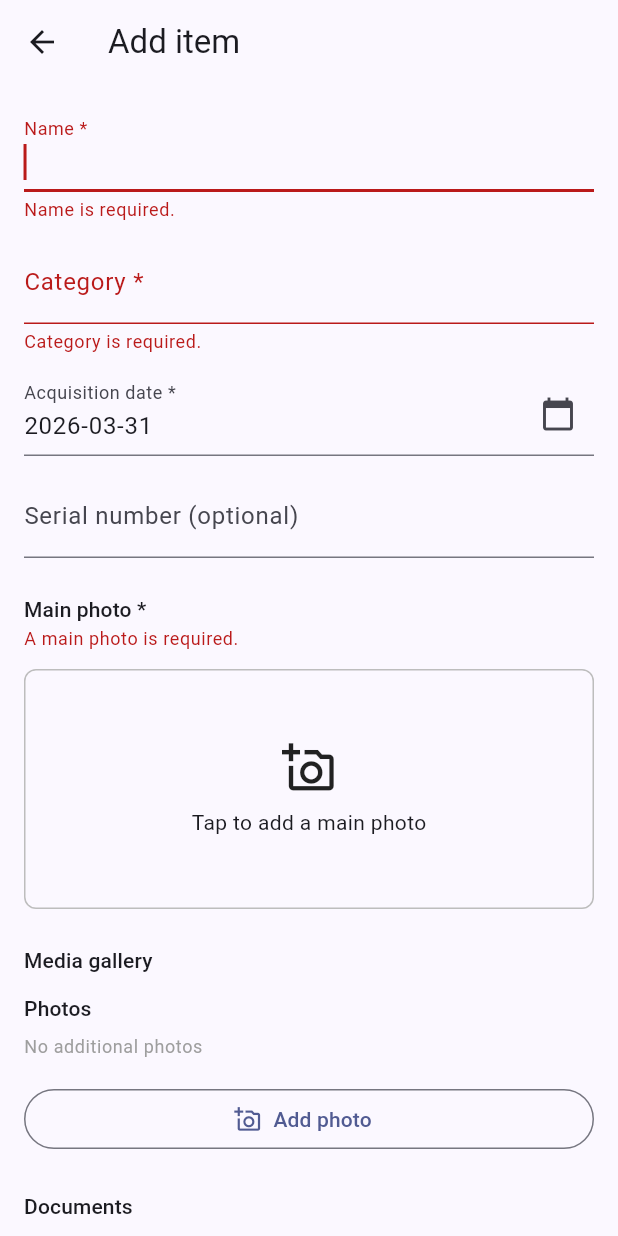
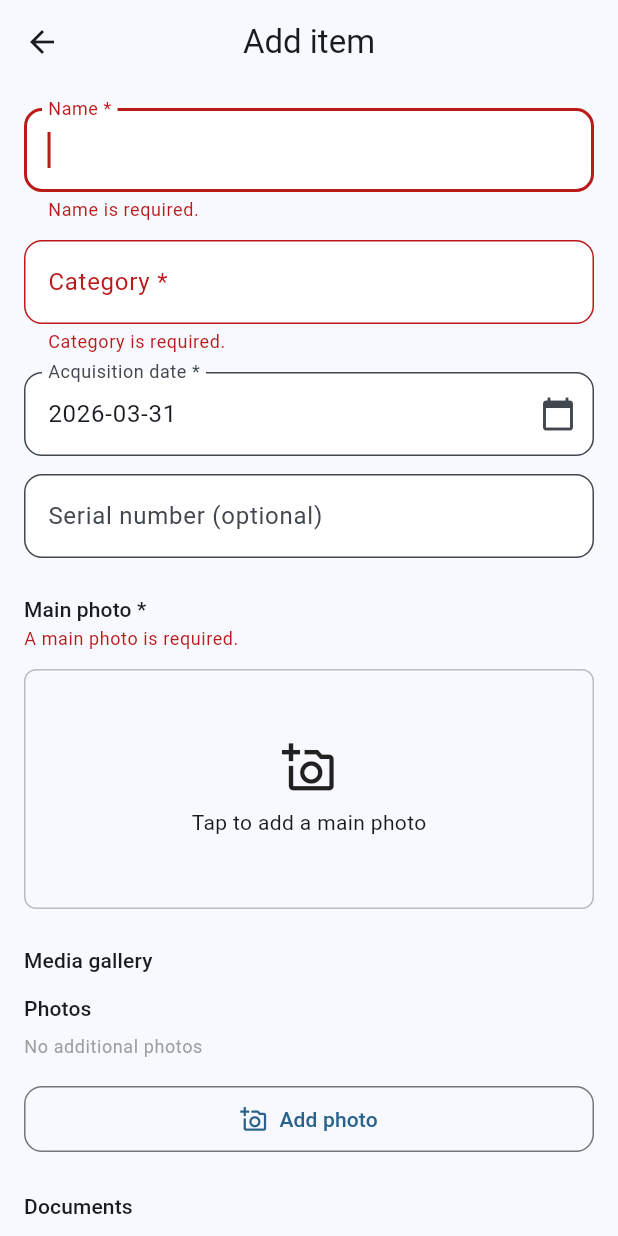
Before and after one commit to spashx/flutins, a Flutter app: the screen it shows after launch, after a tap on the "add" icon, on a phone screen of 412 x 824 dp. Run offline on Flutter 3.47's test engine with Material 3 defaults, Android fonts, the phone set to English and light mode, and no system bars; our stand-ins replace drift, file_picker, flutter_riverpod, flutter_secure_storage, go_router, image_picker and 3 more; accounts and stored records are empty; generated files the repository leaves out were written again.

Commit message:
feat: RQ-NFR-002: Implement professional-grade Material 3 UI with light/dark mode support

```diff
--- a/lib/main.dart
+++ b/lib/main.dart
@@ -1,4 +1,4 @@
-// RQ-NFR-001 / D-07 / D-08 / D-09 / D-11 / D-15
+// RQ-NFR-001 / RQ-NFR-002 / D-07 / D-08 / D-09 / D-11 / D-15 / D-58 / D-59 / D-60 / D-61
 // Application entry point.
 //
 // Initialisation order (D-15):
@@ -39,7 +39,7 @@ Future<void> main() async {
   );
 }
 
-/// Root application widget -- RQ-NFR-001 / D-08.
+/// Root application widget -- RQ-NFR-001 / RQ-NFR-002 / D-08 / D-58 / D-61.
 class FlutinsApp extends StatelessWidget {
   const FlutinsApp({super.key});
 
@@ -48,12 +48,134 @@ class FlutinsApp extends StatelessWidget {
     return MaterialApp.router(
       title: AppConstants.appName,
       debugShowCheckedModeBanner: false,
-      theme: ThemeData(
-        colorScheme: ColorScheme.fromSeed(seedColor: Colors.indigo),
-        useMaterial3: true,
-      ),
+      // D-58: Professional blue-grey seed color for light mode (RQ-NFR-002).
+      theme: _buildLightTheme(),
+      // D-61: Dark mode with adapted seed color; follows OS preference.
+      darkTheme: _buildDarkTheme(),
       // D-08: go_router provides the routing delegate and information parser.
       routerConfig: appRouter,
     );
   }
 }
+
+// ---------------------------------------------------------------------------
+// Theme definitions -- D-58 / D-59 / D-60 / D-61 / RQ-NFR-002
+// ---------------------------------------------------------------------------
+
+/// Deep professional blue -- evokes trust and stability (D-58).
+const _lightSeedColor = Color(0xFF1A5276);
+
+/// Lighter blue for dark surfaces -- ensures readability (D-61).
+const _darkSeedColor = Color(0xFF5DADE2);
+
+/// Standard border radius for component styling (D-60).
+const _componentRadius = 12.0;
+
+ThemeData _buildLightTheme() {
+  final colorScheme = ColorScheme.fromSeed(
+    seedColor: _lightSeedColor,
+  );
+  return _applyComponentStyling(
+    ThemeData(
+      colorScheme: colorScheme,
+    ),
+    colorScheme,
+  );
+}
+
+ThemeData _buildDarkTheme() {
+  final colorScheme = ColorScheme.fromSeed(
+    seedColor: _darkSeedColor,
+    brightness: Brightness.dark,
+  );
+  return _applyComponentStyling(
+    ThemeData(
+      colorScheme: colorScheme,
+    ),
+    colorScheme,
+  );
+}
+
+/// Applies consistent component styling across light and dark themes (D-60).
+ThemeData _applyComponentStyling(ThemeData base, ColorScheme colorScheme) {
+  return base.copyWith(
+    // D-60: Elevated buttons -- rounded with consistent padding.
+    elevatedButtonTheme: ElevatedButtonThemeData(
+      style: ElevatedButton.styleFrom(
+        padding: const EdgeInsets.symmetric(horizontal: 24, vertical: 12),
+        shape: RoundedRectangleBorder(
+          borderRadius: BorderRadius.circular(_componentRadius),
+        ),
+      ),
+    ),
+    // D-60: Filled buttons -- rounded.
+    filledButtonTheme: FilledButtonThemeData(
+      style: FilledButton.styleFrom(
+        padding: const EdgeInsets.symmetric(horizontal: 24, vertical: 12),
+        shape: RoundedRectangleBorder(
+          borderRadius: BorderRadius.circular(_componentRadius),
+        ),
+      ),
+    ),
+    // D-60: Outlined buttons -- rounded.
+    outlinedButtonTheme: OutlinedButtonThemeData(
+      style: OutlinedButton.styleFrom(
+        padding: const EdgeInsets.symmetric(horizontal: 24, vertical: 12),
+        shape: RoundedRectangleBorder(
+          borderRadius: BorderRadius.circular(_componentRadius),
+        ),
+      ),
+    ),
+    // D-60: Text buttons -- rounded.
+    textButtonTheme: TextButtonThemeData(
+      style: TextButton.styleFrom(
+        padding: const EdgeInsets.symmetric(horizontal: 16, vertical: 8),
+        shape: RoundedRectangleBorder(
+          borderRadius: BorderRadius.circular(_componentRadius),
+        ),
+      ),
+    ),
+    // D-60: Input fields -- outlined with rounded corners.
+    inputDecorationTheme: InputDecorationTheme(
+      border: OutlineInputBorder(
+        borderRadius: BorderRadius.circular(_componentRadius),
+      ),
+      filled: true,
+      fillColor: colorScheme.surfaceContainerLowest,
+    ),
+    // D-60: Cards -- rounded corners with subtle elevation.
+    cardTheme: CardThemeData(
+      elevation: 1,
+      shape: RoundedRectangleBorder(
+        borderRadius: BorderRadius.circular(_componentRadius),
+      ),
+    ),
+    // D-60: Dialogs -- rounded corners.
+    dialogTheme: DialogThemeData(
+      shape: RoundedRectangleBorder(
+        borderRadius: BorderRadius.circular(_componentRadius),
+      ),
+    ),
+    // D-60: Floating action button -- rounded.
+    floatingActionButtonTheme: FloatingActionButtonThemeData(
+      shape: RoundedRectangleBorder(
+        borderRadius: BorderRadius.circular(_componentRadius),
+      ),
+    ),
+    // D-60: Snackbar -- rounded.
+    snackBarTheme: SnackBarThemeData(
+      shape: RoundedRectangleBorder(
+        borderRadius: BorderRadius.circular(_componentRadius),
+      ),
+      behavior: SnackBarBehavior.floating,
+    ),
+    // D-60: AppBar -- surface container styling for depth.
+    appBarTheme: AppBarTheme(
+      centerTitle: true,
+      backgroundColor: colorScheme.surface,
+      foregroundColor: colorScheme.onSurface,
+      elevation: 0,
+      scrolledUnderElevation: 1,
+    ),
+  );
+}
```
Also changed, not shown: 3 other files.
